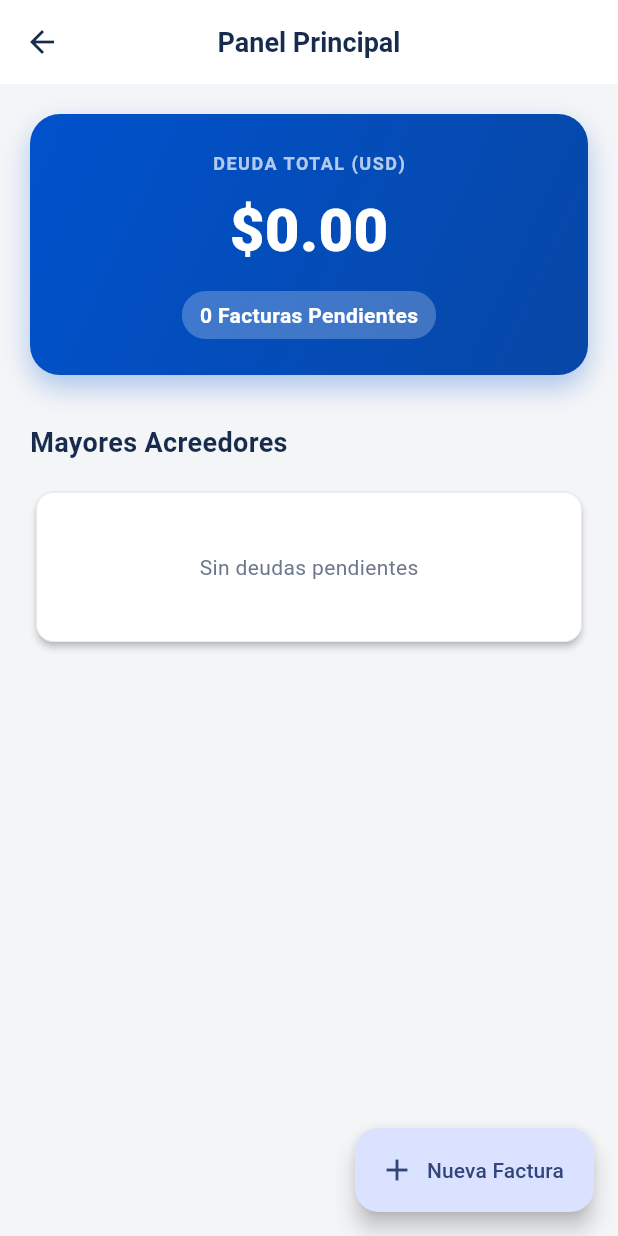
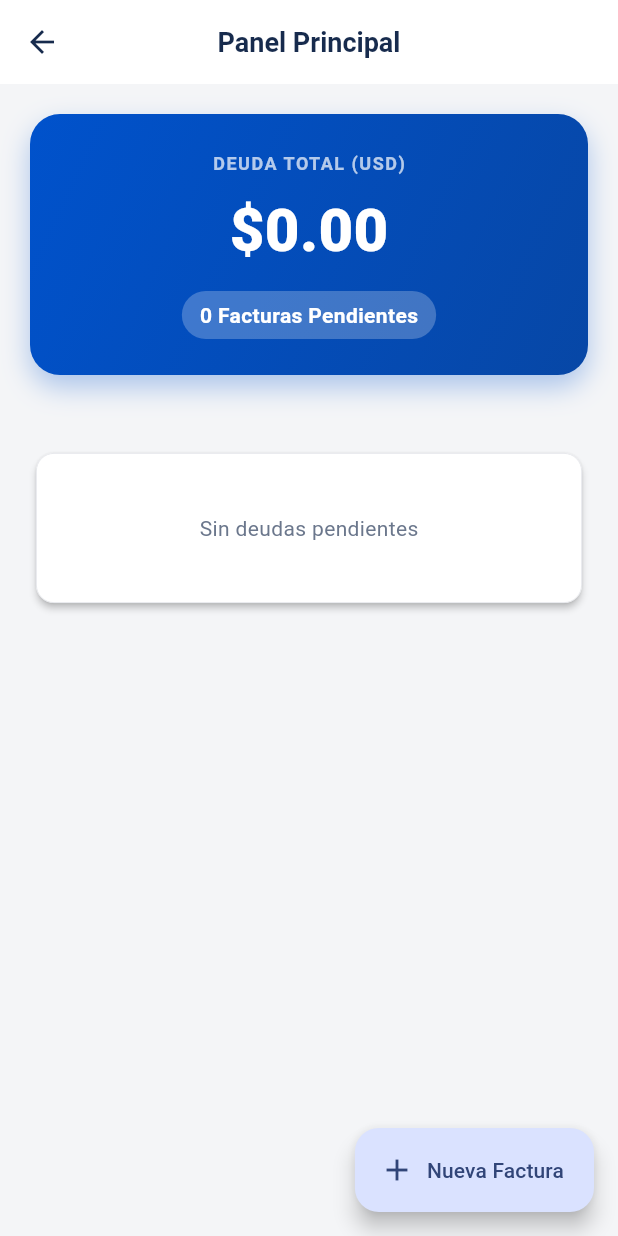
Before and after one commit to cda-1103/cuentas_pagar, a Flutter app: the DashboardView screen opened directly, on a phone screen of 412 x 824 dp. Run offline on Flutter 3.47's test engine with Material 3 defaults, Android fonts, the phone set to English and light mode, and no system bars; our stand-ins replace supabase_flutter; accounts and stored records are empty.

Commit message:
cambios varios 2

```diff
--- a/lib/main.dart
+++ b/lib/main.dart
@@ -40,7 +40,7 @@ class MyApp extends StatelessWidget {
   @override
   Widget build(BuildContext context) {
     return MaterialApp(
-      title: 'Gestión Administrativa',
+      title: 'Cuentas por Pagar',
       debugShowCheckedModeBanner: false,
       // --- CONFIGURACIÓN DE IDIOMA PARA EL CALENDARIO ---
       localizationsDelegates: const [
@@ -240,7 +240,7 @@ class _LoginScreenState extends State<LoginScreen> {
                 const Icon(Icons.security, size: 64, color: AppColors.primary),
                 const SizedBox(height: 24),
                 const Text(
-                  'Gestión Administrativa',
+                  'CUENTAS POR PAGAR',
                   textAlign: TextAlign.center,
                   style: TextStyle(
                     fontSize: 24,
@@ -1118,14 +1118,6 @@ class DashboardView extends StatelessWidget {
                 ),
               ),
               const SizedBox(height: 32),
-              const Text(
-                'Mayores Acreedores',
-                style: TextStyle(
-                  fontSize: 18,
-                  fontWeight: FontWeight.bold,
-                  color: AppColors.textDark,
-                ),
-              ),
               const SizedBox(height: 16),
               Card(
                 color: Colors.white,
```
